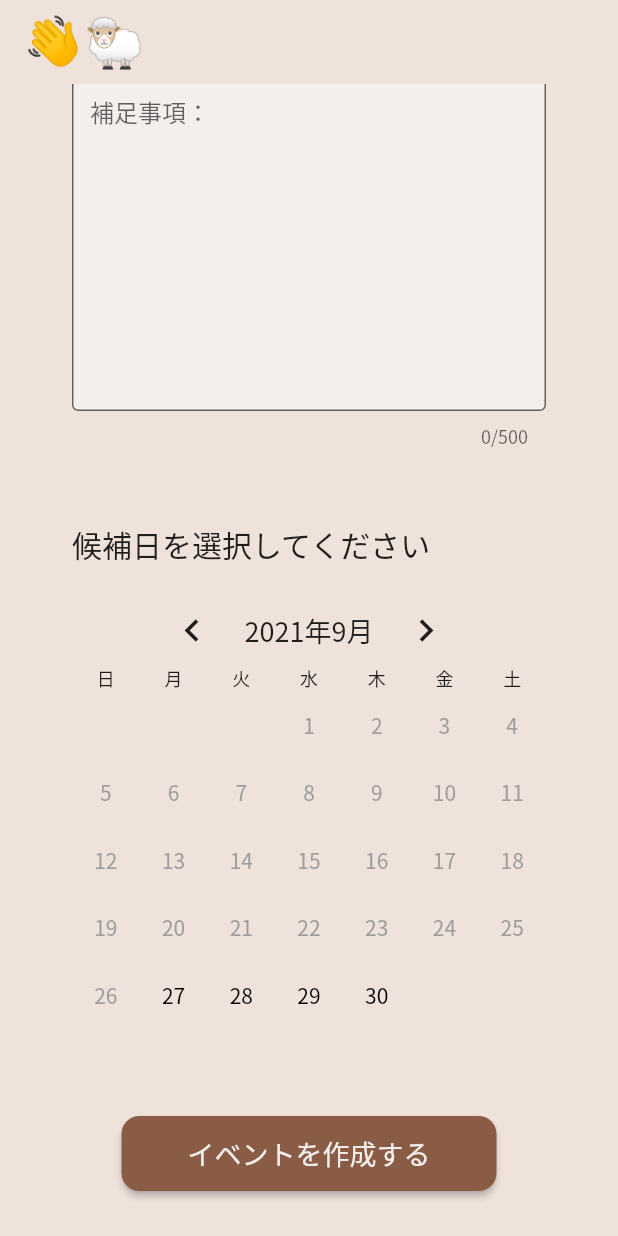
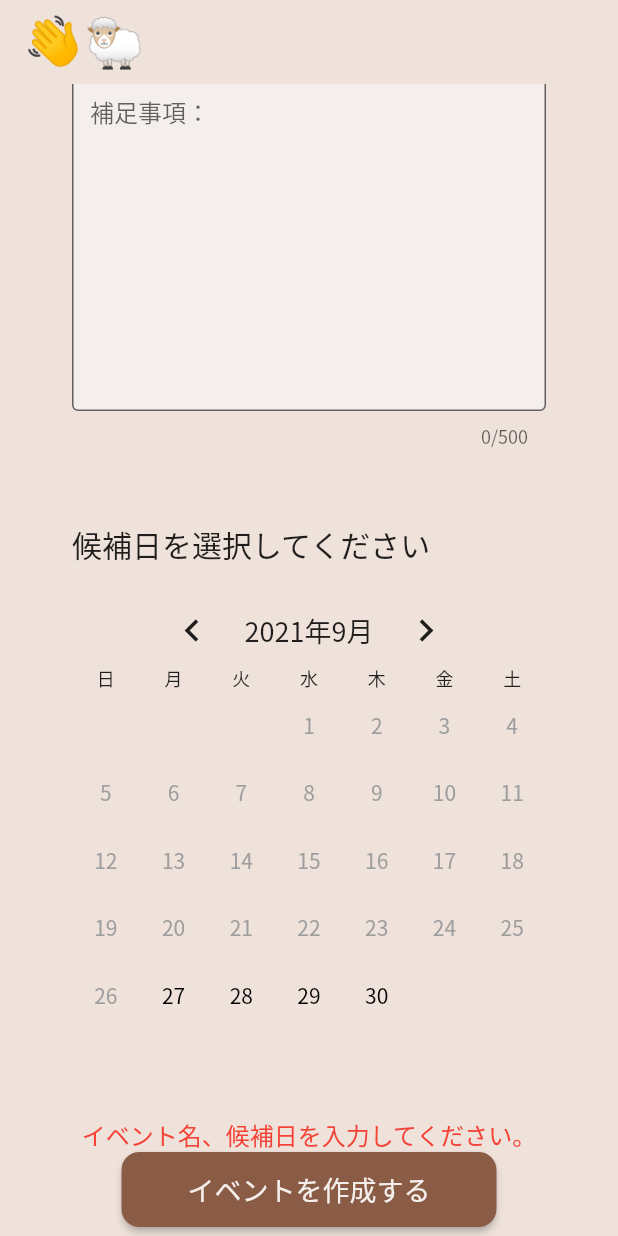
Before and after one commit to gyvm/hi-tsujisan-flutter, a Flutter app: the screen it shows after launch, scrolled down 696 dp, after a tap on "イベントを作成する", on a phone screen of 412 x 824 dp. Run offline on Flutter 3.47's test engine with Material 2 defaults, Android fonts, the phone set to English and light mode, and no system bars; our stand-ins replace google_fonts; missing offline and left inert: dart:html, http_retry.

Commit message:
簡易的な入力チェックを追加

```diff
--- a/lib/widgets/create_screen/submit_button.dart
+++ b/lib/widgets/create_screen/submit_button.dart
@@ -1,5 +1,6 @@
 // Dart imports:
 import 'dart:convert';
+import 'dart:html';
 
 // Flutter imports:
 import 'package:flutter/material.dart';
@@ -37,10 +38,6 @@ createEvent(
     @required List<DateTime> selectedDates,
     @required ValueChanged<PageState> onTapped}) async {
   List<String> possibleDates = [];
-
-  if (name == null) {
-    name = '(未設定)';
-  }
 
   DateFormat format = DateFormat('yyyy-MM-dd');
   for (int i = 0; i < selectedDates.length; i++) {
@@ -83,6 +80,7 @@ class SubmitButton extends StatefulWidget {
 }
 
 class _SubmitButtonState extends State<SubmitButton> {
+  bool inputAlarm = false;
   @override
   Widget build(BuildContext context) {
     return Consumer<EventModel>(builder: (context, event, child) {
@@ -90,7 +88,17 @@ class _SubmitButtonState extends State<SubmitButton> {
         child: Container(
           child: Padding(
             padding: const EdgeInsets.only(bottom: 30, top: 50),
-            child: SizedBox(
+            child: Column(
+              children: [
+                if (inputAlarm)
+                  Text(
+                    'イベント名、候補日を入力してください。',
+                    style: TextStyle(
+                      fontSize: 16,
+                      color: Colors.red,
+                    ),
+                  ),
+                SizedBox(
                   width: 250,
                   height: 50,
                   child: ElevatedButton(
@@ -110,15 +118,27 @@ class _SubmitButtonState extends State<SubmitButton> {
                       onPressed: () {
                         if ((event.eventName != null) ||
                             (event.selectedDates != null)) {
+                          if ((event.eventName.length > 0) ||
+                              (event.selectedDates.length > 0)) {
                             createEvent(
                                 context: context,
                                 name: event.eventName,
                                 description: event.eventDescription,
                                 selectedDates: event.selectedDates,
                                 onTapped: widget.onTapped);
+                          } else {
+                            setState(() {
+                              inputAlarm = true;
+                            });
                           }
-                },
+                        } else {
+                          setState(() {
+                            inputAlarm = true;
+                          });
+                        }
+                      }),
                 ),
+              ],
             ),
           ),
         ),
```
Also changed, not shown: lib/widgets/guest_screen/guest_submit_button.dart (+29 -3 lines). Lines whose indentation alone changed are shown as unchanged.
